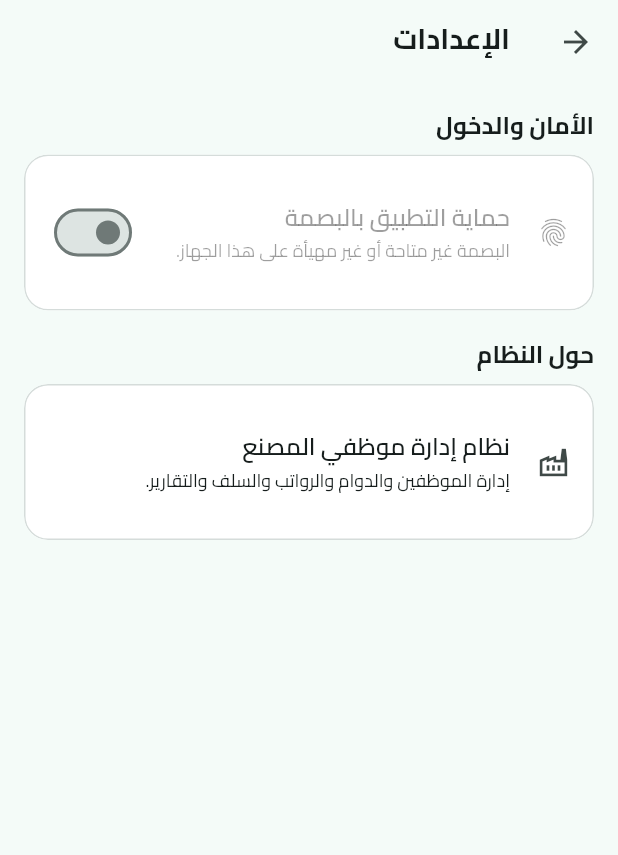
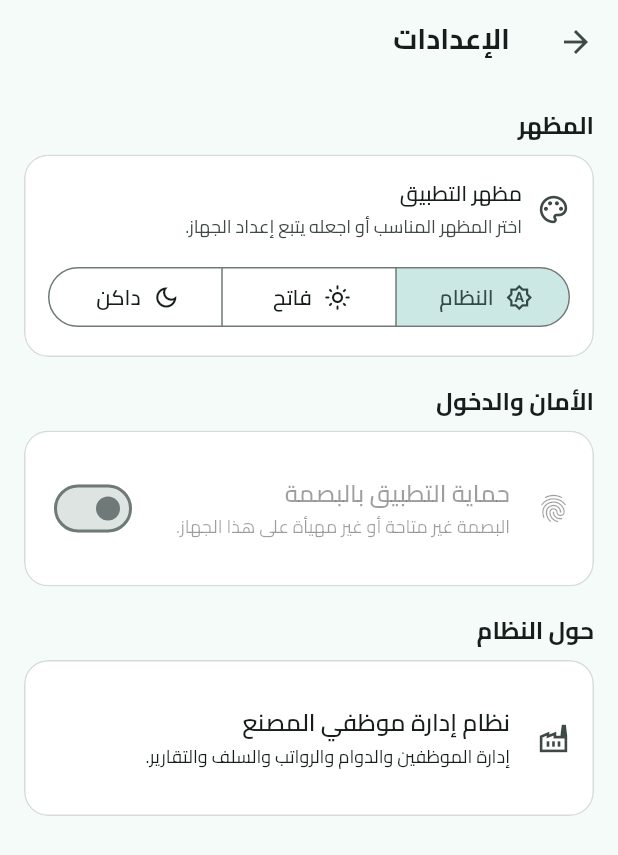
Before and after one commit to ahmed0qaid/factory-management-system, a Flutter app: the SettingsScreen screen opened directly, on a phone screen of 412 x 824 dp. Shown: the top 855 px of the screen. Run offline on Flutter 3.47's test engine with Material 3 defaults, Android fonts, the phone set to English and light mode, and no system bars; our stand-ins replace appwrite, file_picker, flutter_dotenv, local_auth, pdf, printing and 1 more; accounts and stored records are empty.

Commit message:
feat: add appearance controls to application settings

```diff
--- a/lib/screens/employee/settings_screen.dart
+++ b/lib/screens/employee/settings_screen.dart
@@ -2,7 +2,9 @@ import 'package:flutter/material.dart';
 import 'package:local_auth/local_auth.dart';
 import 'package:shared_preferences/shared_preferences.dart';
 
+import '../../theme/app_theme_controller.dart';
 import '../../widgets/common/app_card.dart';
+import '../../widgets/common/app_loading_state.dart';
 import '../../widgets/common/app_scaffold.dart';
 
 class SettingsScreen extends StatefulWidget {
@@ -89,7 +91,9 @@ class _SettingsScreenState extends State<SettingsScreen> {
     ScaffoldMessenger.of(context).showSnackBar(
       SnackBar(
         content: Text(
-          enabled ? 'تم تفعيل حماية التطبيق بالبصمة.' : 'تم تعطيل حماية التطبيق بالبصمة.',
+          enabled
+              ? 'تم تفعيل حماية التطبيق بالبصمة.'
+              : 'تم تعطيل حماية التطبيق بالبصمة.',
         ),
       ),
     );
@@ -100,7 +104,7 @@ class _SettingsScreenState extends State<SettingsScreen> {
     return AppScaffold(
       title: 'الإعدادات',
       body: _loading
-          ? const Center(child: CircularProgressIndicator())
+          ? const AppLoadingState(label: 'جاري تحميل الإعدادات')
           : Align(
               alignment: Alignment.topCenter,
               child: ConstrainedBox(
@@ -108,12 +112,83 @@ class _SettingsScreenState extends State<SettingsScreen> {
                 child: ListView(
                   padding: const EdgeInsets.all(16),
                   children: [
-                    Text(
-                      'الأمان والدخول',
-                      style: Theme.of(context).textTheme.titleMedium?.copyWith(
-                            fontWeight: FontWeight.bold,
-                          ),
+                    _sectionTitle(context, 'المظهر'),
+                    const SizedBox(height: 8),
+                    AppCard(
+                      child: ValueListenableBuilder<ThemeMode>(
+                        valueListenable: AppThemeController.mode,
+                        builder: (context, mode, _) {
+                          return Column(
+                            crossAxisAlignment: CrossAxisAlignment.stretch,
+                            children: [
+                              Row(
+                                children: [
+                                  Icon(
+                                    Icons.palette_outlined,
+                                    color: Theme.of(context)
+                                        .colorScheme
+                                        .onSurfaceVariant,
+                                  ),
+                                  const SizedBox(width: 10),
+                                  Expanded(
+                                    child: Column(
+                                      crossAxisAlignment: CrossAxisAlignment.start,
+                                      children: [
+                                        Text(
+                                          'مظهر التطبيق',
+                                          style: Theme.of(context)
+                                              .textTheme
+                                              .titleSmall,
+                                        ),
+                                        const SizedBox(height: 2),
+                                        Text(
+                                          'اختر المظهر المناسب أو اجعله يتبع إعداد الجهاز.',
+                                          style: Theme.of(context)
+                                              .textTheme
+                                              .bodySmall
+                                              ?.copyWith(
+                                                color: Theme.of(context)
+                                                    .colorScheme
+                                                    .onSurfaceVariant,
+                                              ),
+                                        ),
+                                      ],
+                                    ),
+                                  ),
+                                ],
+                              ),
+                              const SizedBox(height: 14),
+                              SegmentedButton<ThemeMode>(
+                                segments: const [
+                                  ButtonSegment(
+                                    value: ThemeMode.system,
+                                    icon: Icon(Icons.brightness_auto_outlined),
+                                    label: Text('النظام'),
+                                  ),
+                                  ButtonSegment(
+                                    value: ThemeMode.light,
+                                    icon: Icon(Icons.light_mode_outlined),
+                                    label: Text('فاتح'),
+                                  ),
+                                  ButtonSegment(
+                                    value: ThemeMode.dark,
+                                    icon: Icon(Icons.dark_mode_outlined),
+                                    label: Text('داكن'),
+                                  ),
+                                ],
+                                selected: {mode},
+                                showSelectedIcon: false,
+                                onSelectionChanged: (selection) {
+                                  AppThemeController.setMode(selection.first);
+                                },
+                              ),
+                            ],
+                          );
+                        },
+                      ),
                     ),
+                    const SizedBox(height: 18),
+                    _sectionTitle(context, 'الأمان والدخول'),
                     const SizedBox(height: 8),
                     AppCard(
                       child: SwitchListTile(
@@ -126,23 +201,21 @@ class _SettingsScreenState extends State<SettingsScreen> {
                               : 'البصمة غير متاحة أو غير مهيأة على هذا الجهاز.',
                         ),
                         value: _biometricsEnabled,
-                        onChanged: _biometricsAvailable ? _toggleBiometrics : null,
+                        onChanged:
+                            _biometricsAvailable ? _toggleBiometrics : null,
                       ),
                     ),
                     const SizedBox(height: 18),
-                    Text(
-                      'حول النظام',
-                      style: Theme.of(context).textTheme.titleMedium?.copyWith(
-                            fontWeight: FontWeight.bold,
-                          ),
-                    ),
+                    _sectionTitle(context, 'حول النظام'),
                     const SizedBox(height: 8),
                     const AppCard(
                       child: ListTile(
                         contentPadding: EdgeInsets.zero,
                         leading: Icon(Icons.factory_outlined),
                         title: Text('نظام إدارة موظفي المصنع'),
-                        subtitle: Text('إدارة الموظفين والدوام والرواتب والسلف والتقارير.'),
+                        subtitle: Text(
+                          'إدارة الموظفين والدوام والرواتب والسلف والتقارير.',
+                        ),
                       ),
                     ),
                   ],
@@ -151,4 +224,13 @@ class _SettingsScreenState extends State<SettingsScreen> {
             ),
     );
   }
+
+  Widget _sectionTitle(BuildContext context, String title) {
+    return Text(
+      title,
+      style: Theme.of(context).textTheme.titleMedium?.copyWith(
+            fontWeight: FontWeight.w700,
+          ),
+    );
+  }
 }
```
